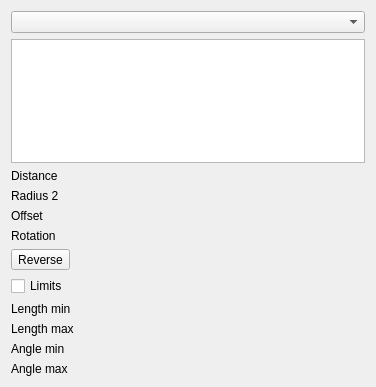
Qt form src/Mod/Assembly/Gui/Resources/panels/TaskAssemblyCreateJoint.ui (southseact-3d/fcd) before a commit.
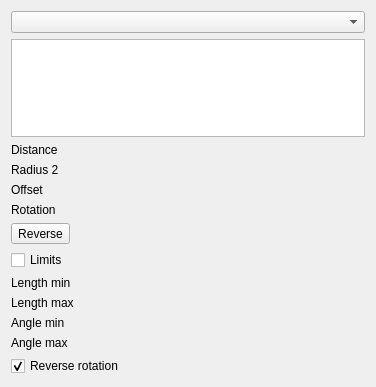
The same form after that commit. Icons and pictures are not drawn. Custom widgets are drawn as their Qt base class.

Commit message: Assembly: Introduce Belt joint.

The edit to the form file:
```diff
--- a/src/Mod/Assembly/Gui/Resources/panels/TaskAssemblyCreateJoint.ui
+++ b/src/Mod/Assembly/Gui/Resources/panels/TaskAssemblyCreateJoint.ui
@@ -226,6 +226,16 @@
      </property>
     </widget>
    </item>
+   <item row="12" column="0">
+    <widget class="QCheckBox" name="reverseRotCheckbox">
+     <property name="text">
+      <string>Reverse rotation</string>
+     </property>
+     <property name="checked">
+      <bool>true</bool>
+     </property>
+    </widget>
+   </item>
    </layout>
  </widget>
  <customwidgets>
```
The commit also changes 7 other files.
